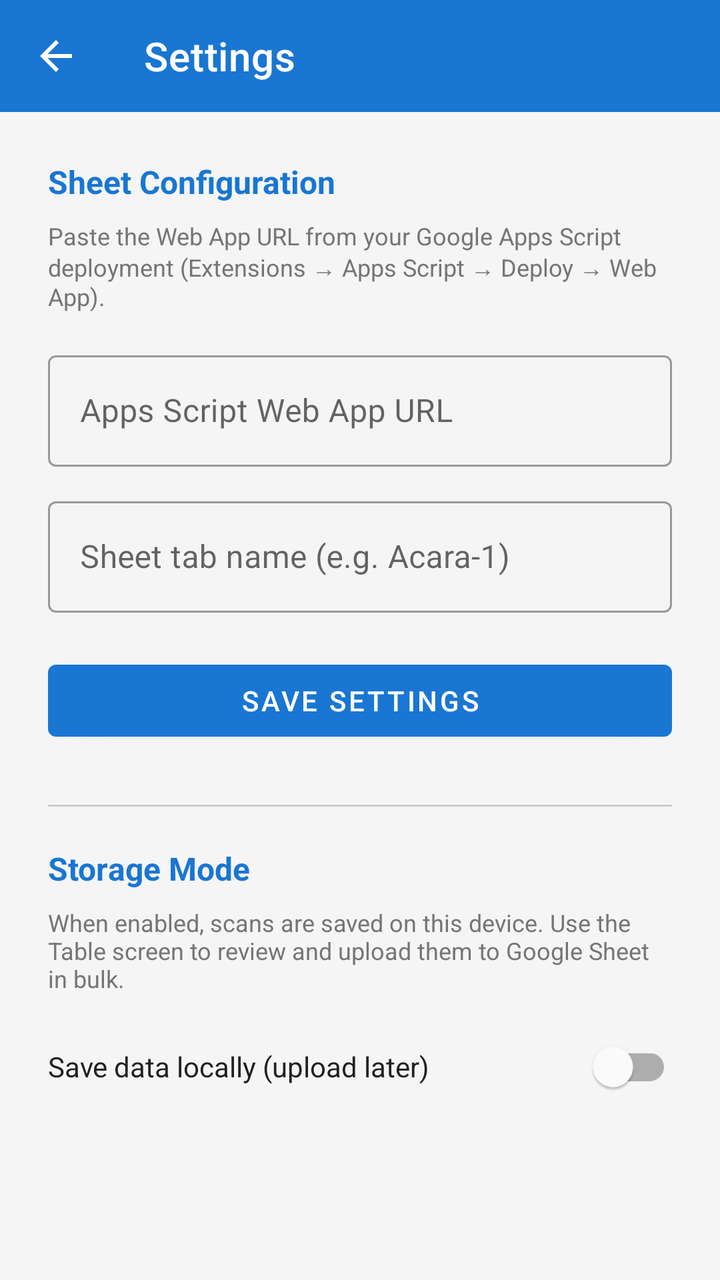
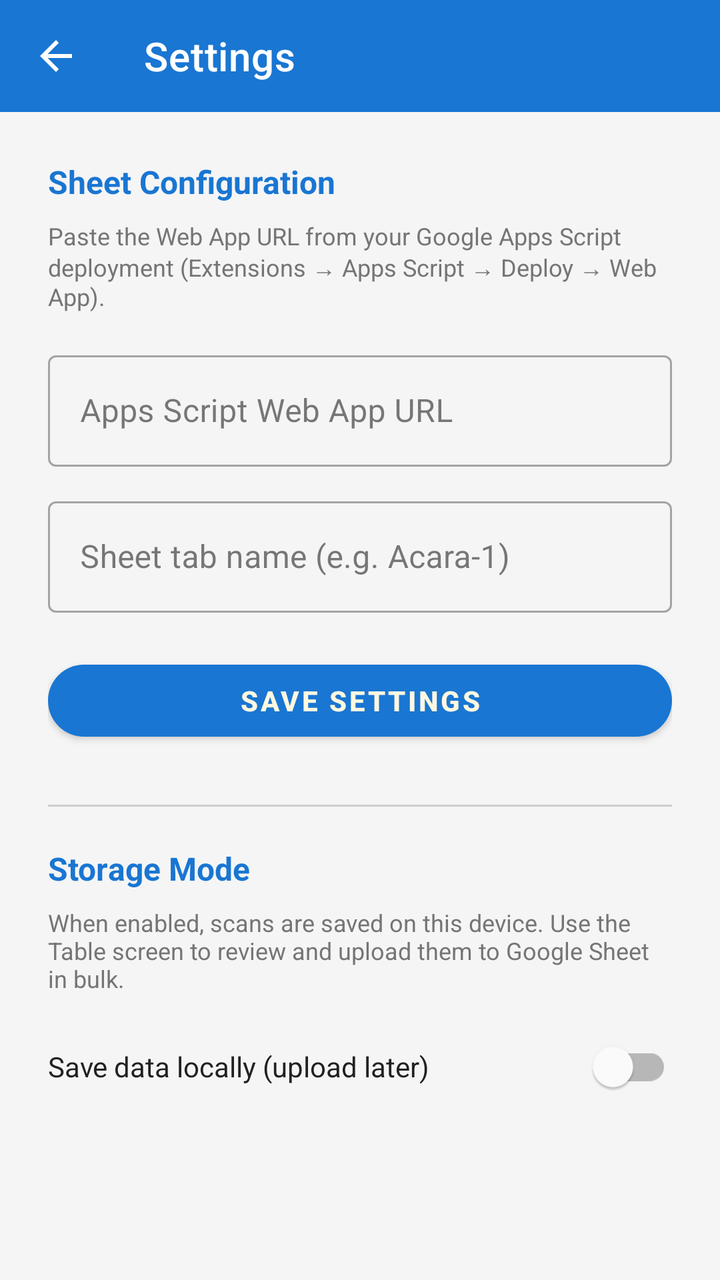

Before-and-after screenshots of an Android layout around one commit, followed by the original layout XML and the change that was made.
<!-- AndroidManifest.xml: application theme Theme.QRScanner -->
<!-- res/layout/activity_settings.xml -->
<?xml version="1.0" encoding="utf-8"?>
<LinearLayout xmlns:android="http://schemas.android.com/apk/res/android"
    xmlns:app="http://schemas.android.com/apk/res-auto"
    android:layout_width="match_parent"
    android:layout_height="match_parent"
    android:orientation="vertical"
    android:fitsSystemWindows="true">

    
    <com.google.android.material.appbar.MaterialToolbar
        android:id="@+id/toolbar"
        android:layout_width="match_parent"
        android:layout_height="?attr/actionBarSize"
        android:background="@color/colorPrimary"
        app:title="@string/title_settings"
        app:titleTextColor="@color/white"
        app:navigationIcon="@drawable/ic_arrow_back"
        app:navigationIconTint="@color/white" />

    <ScrollView
        android:layout_width="match_parent"
        android:layout_height="match_parent">

        <LinearLayout
            android:layout_width="match_parent"
            android:layout_height="wrap_content"
            android:orientation="vertical"
            android:padding="24dp">

            
            <TextView
                android:layout_width="match_parent"
                android:layout_height="wrap_content"
                android:text="@string/section_sheet_config"
                android:textSize="16sp"
                android:textStyle="bold"
                android:textColor="@color/colorPrimary"
                android:layout_marginBottom="8dp" />

            
            <TextView
                android:layout_width="match_parent"
                android:layout_height="wrap_content"
                android:text="@string/hint_script_url_help"
                android:textSize="12sp"
                android:textColor="@color/colorTextSecondary"
                android:layout_marginBottom="16dp" />

            
            <com.google.android.material.textfield.TextInputLayout
                android:layout_width="match_parent"
                android:layout_height="wrap_content"
                android:hint="@string/hint_script_url"
                style="@style/Widget.MaterialComponents.TextInputLayout.OutlinedBox"
                android:layout_marginBottom="12dp">

                <com.google.android.material.textfield.TextInputEditText
                    android:id="@+id/etScriptUrl"
                    android:layout_width="match_parent"
                    android:layout_height="wrap_content"
                    android:inputType="textUri"
                    android:singleLine="true" />

            </com.google.android.material.textfield.TextInputLayout>

            
            <com.google.android.material.textfield.TextInputLayout
                android:layout_width="match_parent"
                android:layout_height="wrap_content"
                android:hint="@string/hint_sheet_name"
                style="@style/Widget.MaterialComponents.TextInputLayout.OutlinedBox"
                android:layout_marginBottom="20dp">

                <com.google.android.material.textfield.TextInputEditText
                    android:id="@+id/etSheetName"
                    android:layout_width="match_parent"
                    android:layout_height="wrap_content"
                    android:inputType="text"
                    android:singleLine="true" />

            </com.google.android.material.textfield.TextInputLayout>

            
            <com.google.android.material.button.MaterialButton
                android:id="@+id/btnSave"
                android:layout_width="match_parent"
                android:layout_height="wrap_content"
                android:text="@string/btn_save"
                app:backgroundTint="@color/colorPrimary" />

            
            <View
                android:layout_width="match_parent"
                android:layout_height="1dp"
                android:background="@color/colorTextSecondary"
                android:alpha="0.3"
                android:layout_marginTop="28dp"
                android:layout_marginBottom="20dp" />

            
            <TextView
                android:layout_width="match_parent"
                android:layout_height="wrap_content"
                android:text="@string/section_storage"
                android:textSize="16sp"
                android:textStyle="bold"
                android:textColor="@color/colorPrimary"
                android:layout_marginBottom="8dp" />

            <TextView
                android:layout_width="match_parent"
                android:layout_height="wrap_content"
                android:text="@string/hint_save_locally_help"
                android:textSize="12sp"
                android:textColor="@color/colorTextSecondary"
                android:layout_marginBottom="12dp" />

            <com.google.android.material.switchmaterial.SwitchMaterial
                android:id="@+id/switchSaveLocally"
                android:layout_width="match_parent"
                android:layout_height="wrap_content"
                android:text="@string/label_save_locally"
                android:textSize="14sp"
                android:textColor="@color/colorTextPrimary" />

        </LinearLayout>
    </ScrollView>

</LinearLayout>
<!-- resources referenced by this layout -->
<resources>
  <color name="colorPrimary">#1976D2</color>
  <color name="colorTextPrimary">#212121</color>
  <color name="colorTextSecondary">#757575</color>
  <color name="white">#FFFFFF</color>
  <!-- drawable ic_arrow_back (drawable) -->
  <?xml version="1.0" encoding="utf-8"?>
  <vector xmlns:android="http://schemas.android.com/apk/res/android"
      android:width="24dp"
      android:height="24dp"
      android:viewportWidth="24"
      android:viewportHeight="24">
      <path
          android:fillColor="#FFFFFF"
          android:pathData="M20,11H7.83l5.59,-5.59L12,4l-8,8 8,8 1.41,-1.41L7.83,13H20v-2z" />
  </vector>
  <string name="btn_save">Save Settings</string>
  <string name="hint_save_locally_help">When enabled, scans are saved on this device. Use the Table screen to review and upload them to Google Sheet in bulk.</string>
  <string name="hint_script_url">Apps Script Web App URL</string>
  <string name="hint_script_url_help">Paste the Web App URL from your Google Apps Script deployment (Extensions → Apps Script → Deploy → Web App).</string>
  <string name="hint_sheet_name">Sheet tab name (e.g. Acara-1)</string>
  <string name="label_save_locally">Save data locally (upload later)</string>
  <string name="section_sheet_config">Sheet Configuration</string>
  <string name="section_storage">Storage Mode</string>
  <string name="title_settings">Settings</string>
  <style name="Theme.QRScanner" parent="Theme.MaterialComponents.DayNight.NoActionBar">
          <item name="colorPrimary">@color/colorPrimary</item>
          <item name="colorPrimaryDark">@color/colorPrimaryDark</item>
          <item name="colorAccent">@color/colorAccent</item>
          <item name="android:windowBackground">@color/colorBackground</item>
      </style>
  <color name="colorPrimaryDark">#1565C0</color>
  <color name="colorAccent">#03A9F4</color>
  <color name="colorBackground">#F5F5F5</color>
</resources>

<!-- the commit's change to res/layout/activity_settings.xml (unified diff, before → after) -->
@@ -59,7 +59,8 @@
                     android:layout_width="match_parent"
                     android:layout_height="wrap_content"
                     android:inputType="textUri"
-                    android:singleLine="true" />
+                    android:singleLine="true"
+                    android:textColor="@color/colorTextPrimary" />
 
             </com.google.android.material.textfield.TextInputLayout>
 
@@ -76,7 +77,8 @@
                     android:layout_width="match_parent"
                     android:layout_height="wrap_content"
                     android:inputType="text"
-                    android:singleLine="true" />
+                    android:singleLine="true"
+                    android:textColor="@color/colorTextPrimary" />
 
             </com.google.android.material.textfield.TextInputLayout>
 
@@ -86,7 +88,7 @@
                 android:layout_width="match_parent"
                 android:layout_height="wrap_content"
                 android:text="@string/btn_save"
-                app:backgroundTint="@color/colorPrimary" />
+                style="@style/Button.YellowRounded" />
 
             
             <View
<!-- resource entries referenced after the edit -->
@@ -24,14 +24,23 @@
   <string name="section_sheet_config">Sheet Configuration</string>
   <string name="section_storage">Storage Mode</string>
   <string name="title_settings">Settings</string>
+  <style name="Button.YellowRounded" parent="Widget.MaterialComponents.Button">
+          <item name="android:textColor">#FFF8E1</item>
+          <item name="android:textStyle">bold</item>
+          <item name="cornerRadius">24dp</item>
+          <item name="backgroundTint">@color/colorPrimary</item>
+      </style>
   <style name="Theme.QRScanner" parent="Theme.MaterialComponents.DayNight.NoActionBar">
           <item name="colorPrimary">@color/colorPrimary</item>
           <item name="colorPrimaryDark">@color/colorPrimaryDark</item>
           <item name="colorAccent">@color/colorAccent</item>
+          <item name="colorSurface">@color/colorSurface</item>
+          <item name="colorOnSurface">@color/colorTextPrimary</item>
           <item name="android:windowBackground">@color/colorBackground</item>
       </style>
   <color name="colorPrimaryDark">#1565C0</color>
   <color name="colorAccent">#03A9F4</color>
+  <color name="colorSurface">#FFFFFF</color>
   <color name="colorBackground">#F5F5F5</color>
 </resources>
 
